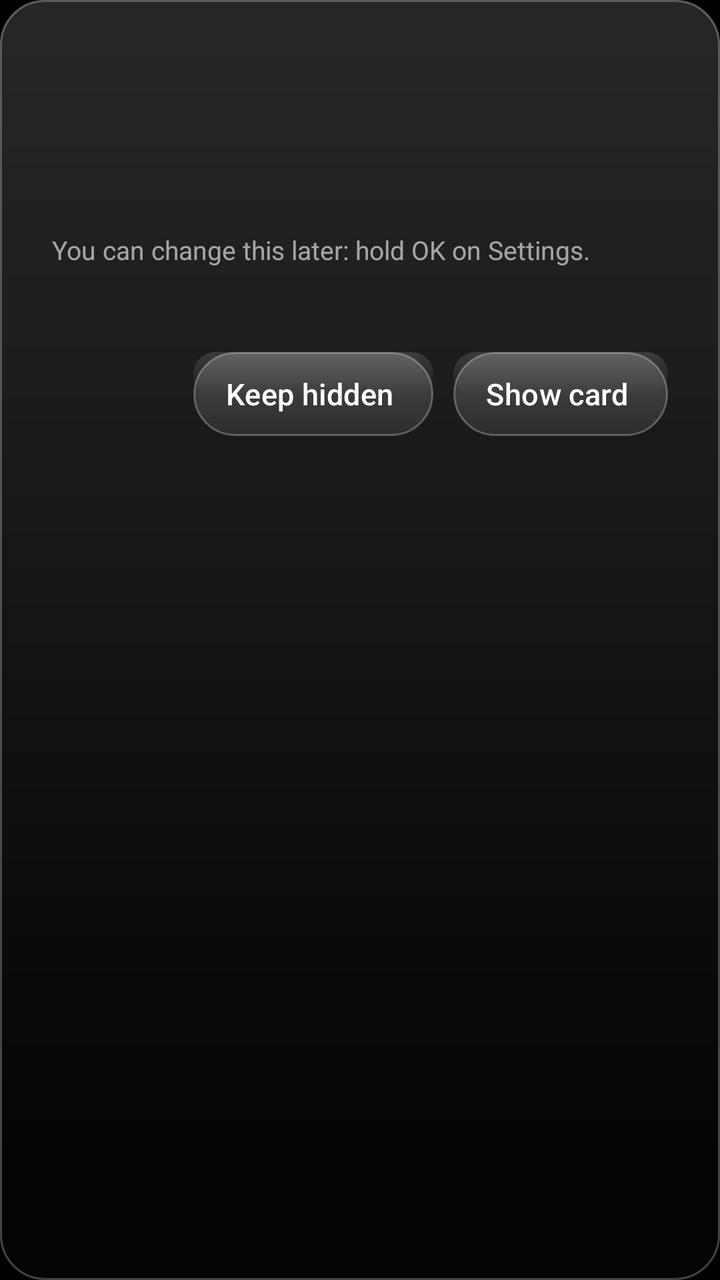
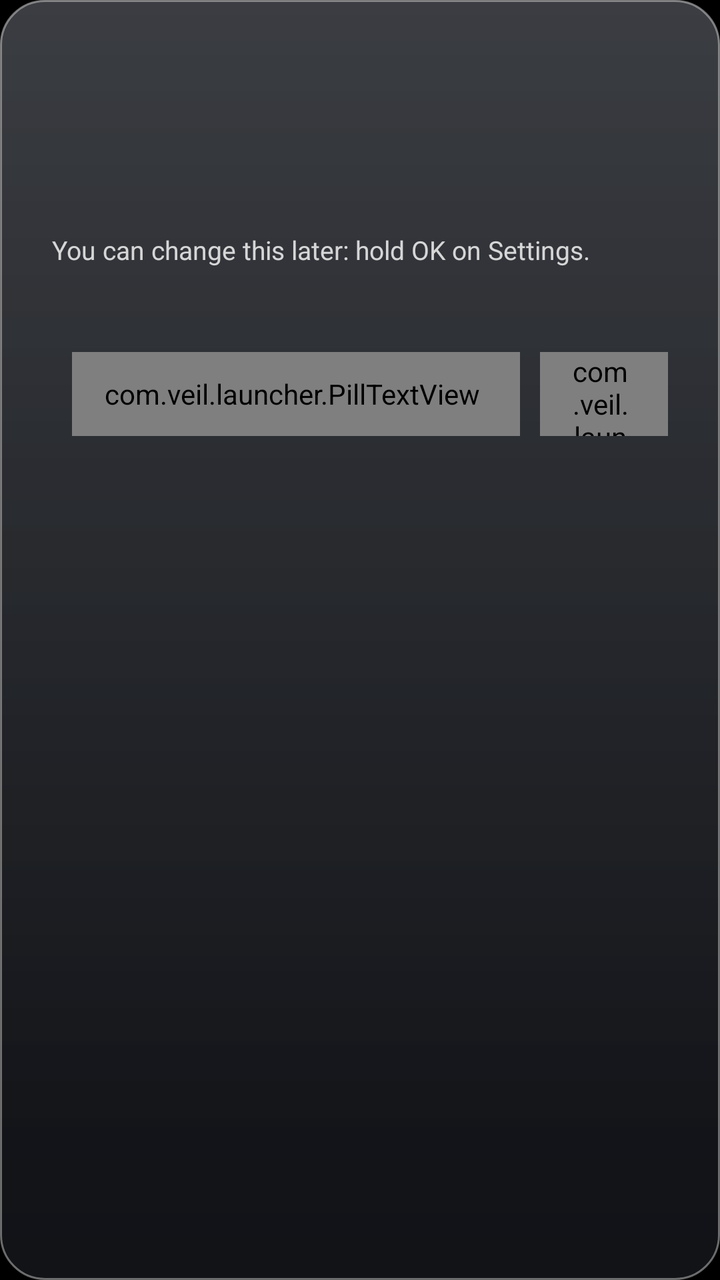

Before-and-after screenshots of an Android layout around one commit, followed by the original layout XML and the change that was made.
<!-- AndroidManifest.xml: application theme Theme.Veil -->
<!-- res/layout/dialog_card_prompt.xml -->
<?xml version="1.0" encoding="utf-8"?>
<LinearLayout xmlns:android="http://schemas.android.com/apk/res/android"
    android:layout_width="match_parent"
    android:layout_height="wrap_content"
    android:orientation="vertical"
    android:background="@drawable/glass_panel"
    android:paddingStart="26dp"
    android:paddingEnd="26dp"
    android:paddingTop="22dp"
    android:paddingBottom="20dp"
    android:elevation="12dp">

    <TextView
        android:id="@+id/title"
        android:layout_width="match_parent"
        android:layout_height="wrap_content"
        android:singleLine="true"
        android:ellipsize="end"
        android:textColor="#FFFFFFFF"
        android:textSize="22sp"
        android:fontFamily="sans-serif"
        android:fontVariationSettings="'wght' 500"
        android:letterSpacing="-0.01" />

    <TextView
        android:id="@+id/body"
        android:layout_width="match_parent"
        android:layout_height="wrap_content"
        android:layout_marginTop="10dp"
        android:textColor="#D9FFFFFF"
        android:textSize="15sp"
        android:lineSpacingExtra="3sp"
        android:fontFamily="sans-serif" />

    <TextView
        android:id="@+id/names"
        android:layout_width="match_parent"
        android:layout_height="wrap_content"
        android:layout_marginTop="6dp"
        android:textColor="#D9FFFFFF"
        android:textSize="15sp"
        android:lineSpacingExtra="3sp"
        android:fontFamily="sans-serif" />

    <TextView
        android:id="@+id/hint"
        android:layout_width="match_parent"
        android:layout_height="wrap_content"
        android:layout_marginTop="8dp"
        android:text="@string/card_prompt_hint"
        android:textColor="#99FFFFFF"
        android:textSize="13sp"
        android:fontFamily="sans-serif" />

    <TextView
        android:id="@+id/identity"
        android:layout_width="match_parent"
        android:layout_height="wrap_content"
        android:layout_marginTop="8dp"
        android:maxLines="2"
        android:textColor="#80FFFFFF"
        android:textSize="12sp"
        android:letterSpacing="0.03"
        android:fontFamily="sans-serif" />

    <LinearLayout
        android:layout_width="match_parent"
        android:layout_height="wrap_content"
        android:layout_marginTop="18dp"
        android:orientation="horizontal"
        android:gravity="end">

        <TextView
            android:id="@+id/btnKeep"
            style="@style/TopButton"
            android:text="@string/card_keep_hidden"
            android:nextFocusUp="@+id/btnKeep"
            android:nextFocusDown="@+id/btnKeep"
            android:nextFocusLeft="@+id/btnKeep"
            android:nextFocusRight="@+id/btnShow" />

        <TextView
            android:id="@+id/btnShow"
            style="@style/TopButton"
            android:text="@string/card_show"
            android:nextFocusUp="@+id/btnShow"
            android:nextFocusDown="@+id/btnShow"
            android:nextFocusLeft="@+id/btnKeep"
            android:nextFocusRight="@+id/btnShow" />
    </LinearLayout>
</LinearLayout>
<!-- resources referenced by this layout -->
<resources>
  <!-- drawable glass_panel (drawable) -->
  <?xml version="1.0" encoding="utf-8"?>
  <layer-list xmlns:android="http://schemas.android.com/apk/res/android">
      <item>
          <shape android:shape="rectangle">
              <gradient android:angle="270"
                  android:startColor="#3D23262E"
                  android:endColor="#2A16181E" />
              <stroke android:width="1dp" android:color="#42FFFFFF" />
              <corners android:radius="22dp" />
          </shape>
      </item>
      
      <item android:bottom="72dp">
          <shape android:shape="rectangle">
              <gradient android:angle="270"
                  android:startColor="#1FFFFFFF"
                  android:endColor="#00FFFFFF" />
              <corners android:topLeftRadius="22dp" android:topRightRadius="22dp" />
          </shape>
      </item>
  </layer-list>
  <string name="card_keep_hidden">Keep hidden</string>
  <string name="card_prompt_hint">You can change this later: hold OK on Settings.</string>
  <string name="card_show">Show card</string>
  <style name="TopButton" parent="TopButtonBase" />
  <style name="Theme.Veil" parent="android:Theme.Material.NoActionBar.Fullscreen">
          <item name="android:windowBackground">@android:color/black</item>
          <item name="android:colorBackground">@android:color/black</item>
          <item name="android:windowAnimationStyle">@null</item>
      </style>
  <style name="TopButtonBase">
          <item name="android:layout_width">wrap_content</item>
          <item name="android:layout_height">42dp</item>
          <item name="android:layout_marginStart">10dp</item>
          <item name="android:paddingStart">16dp</item>
          <item name="android:paddingEnd">20dp</item>
          <item name="android:gravity">center</item>
          <item name="android:background">@drawable/pill_bg</item>
          <item name="android:textColor">@drawable/pill_text</item>
          <item name="android:textSize">15sp</item>
          <item name="android:fontFamily">sans-serif</item>
          <item name="android:letterSpacing">0.01</item>
          <item name="android:drawablePadding">9dp</item>
          <item name="android:drawableTint">@drawable/pill_text</item>
          <item name="android:focusable">true</item>
          <item name="android:clickable">true</item>
      </style>
  <!-- drawable pill_bg (drawable) -->
  <?xml version="1.0" encoding="utf-8"?>
  <selector xmlns:android="http://schemas.android.com/apk/res/android">
      <item android:state_focused="true">
          <shape android:shape="rectangle">
              <solid android:color="#F5FFFFFF" />
              <corners android:radius="22dp" />
          </shape>
      </item>
      <item>
          <layer-list>
              <item>
                  <shape android:shape="rectangle">
                      <gradient android:angle="270"
                          android:startColor="#33FFFFFF"
                          android:endColor="#15FFFFFF" />
                      <stroke android:width="1dp" android:color="#45FFFFFF" />
                      <corners android:radius="22dp" />
                  </shape>
              </item>
              <item android:bottom="20dp">
                  <shape android:shape="rectangle">
                      <gradient android:angle="270"
                          android:startColor="#22FFFFFF"
                          android:endColor="#00FFFFFF" />
                      
                      <corners android:radius="22dp" />
                  </shape>
              </item>
          </layer-list>
      </item>
  </selector>
  <!-- drawable pill_text (drawable) -->
  <?xml version="1.0" encoding="utf-8"?>
  <selector xmlns:android="http://schemas.android.com/apk/res/android">
      <item android:state_focused="true" android:color="#FF111111" />
      <item android:color="#FFFFFFFF" />
  </selector>
</resources>

<!-- the commit's change to res/layout/dialog_card_prompt.xml (unified diff, before → after) -->
@@ -48,7 +48,7 @@
         android:layout_height="wrap_content"
         android:layout_marginTop="8dp"
         android:text="@string/card_prompt_hint"
-        android:textColor="#99FFFFFF"
+        android:textColor="#CCFFFFFF"
         android:textSize="13sp"
         android:fontFamily="sans-serif" />
 
@@ -58,7 +58,7 @@
         android:layout_height="wrap_content"
         android:layout_marginTop="8dp"
         android:maxLines="2"
-        android:textColor="#80FFFFFF"
+        android:textColor="#B3FFFFFF"
         android:textSize="12sp"
         android:letterSpacing="0.03"
         android:fontFamily="sans-serif" />
@@ -70,7 +70,7 @@
         android:orientation="horizontal"
         android:gravity="end">
 
-        <TextView
+        <com.veil.launcher.PillTextView
             android:id="@+id/btnKeep"
             style="@style/TopButton"
             android:text="@string/card_keep_hidden"
@@ -79,7 +79,7 @@
             android:nextFocusLeft="@+id/btnKeep"
             android:nextFocusRight="@+id/btnShow" />
 
-        <TextView
+        <com.veil.launcher.PillTextView
             android:id="@+id/btnShow"
             style="@style/TopButton"
             android:text="@string/card_show"
<!-- resource entries referenced after the edit -->
@@ -6,9 +6,9 @@
       <item>
           <shape android:shape="rectangle">
               <gradient android:angle="270"
-                  android:startColor="#3D23262E"
-                  android:endColor="#2A16181E" />
-              <stroke android:width="1dp" android:color="#42FFFFFF" />
+                  android:startColor="#E822252B"
+                  android:endColor="#D914161B" />
+              <stroke android:width="1dp" android:color="#66FFFFFF" />
               <corners android:radius="22dp" />
           </shape>
       </item>
@@ -53,31 +53,20 @@
   <selector xmlns:android="http://schemas.android.com/apk/res/android">
       <item android:state_focused="true">
           <shape android:shape="rectangle">
-              <solid android:color="#F5FFFFFF" />
-              <corners android:radius="22dp" />
+              <solid android:color="#FFF8F8FA" />
+              
+              <stroke android:width="1dp" android:color="#4D000000" />
+              <corners android:radius="21dp" />
           </shape>
       </item>
       <item>
-          <layer-list>
-              <item>
-                  <shape android:shape="rectangle">
-                      <gradient android:angle="270"
-                          android:startColor="#33FFFFFF"
-                          android:endColor="#15FFFFFF" />
-                      <stroke android:width="1dp" android:color="#45FFFFFF" />
-                      <corners android:radius="22dp" />
-                  </shape>
-              </item>
-              <item android:bottom="20dp">
-                  <shape android:shape="rectangle">
-                      <gradient android:angle="270"
-                          android:startColor="#22FFFFFF"
-                          android:endColor="#00FFFFFF" />
-                      
-                      <corners android:radius="22dp" />
-                  </shape>
-              </item>
-          </layer-list>
+          <shape android:shape="rectangle">
+              <gradient android:angle="270"
+                  android:startColor="#DD22252B"
+                  android:endColor="#C8121419" />
+              <stroke android:width="1dp" android:color="#66FFFFFF" />
+              <corners android:radius="21dp" />
+          </shape>
       </item>
   </selector>
   <!-- drawable pill_text (drawable) -->
